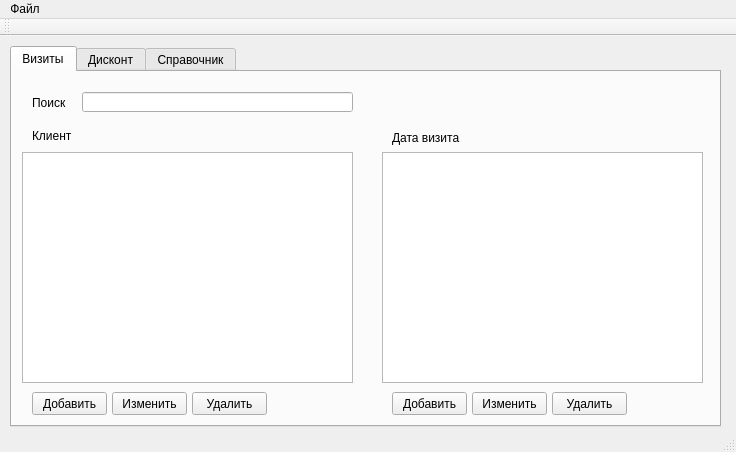
First picture: the form in Optika/mainwindow.ui, repository m0nk-tnd/luks, before the edit.
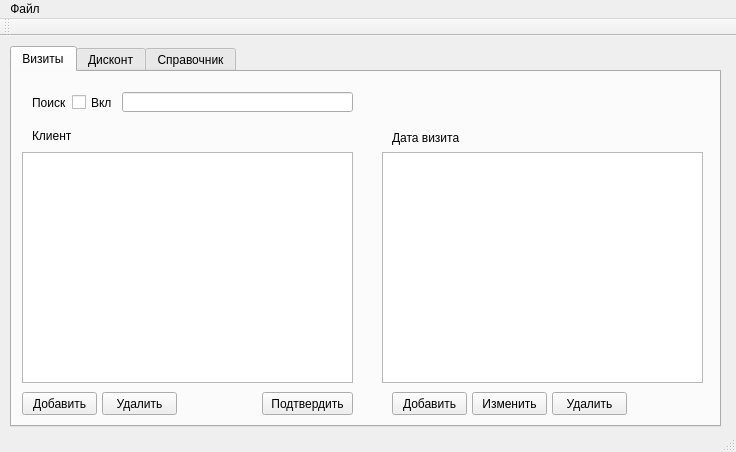
Second picture: the form after the edit. The open tabs and pages were chosen to show the change.

Diff of the .ui file:
```diff
--- a/Optika/mainwindow.ui
+++ b/Optika/mainwindow.ui
@@ -53,7 +53,7 @@
      <widget class="QPushButton" name="add_client_pushButton">
       <property name="geometry">
        <rect>
-        <x>20</x>
+        <x>10</x>
         <y>320</y>
         <width>75</width>
         <height>23</height>
@@ -66,20 +66,20 @@
      <widget class="QPushButton" name="change_client_pushButton">
       <property name="geometry">
        <rect>
-        <x>100</x>
+        <x>250</x>
         <y>320</y>
-        <width>75</width>
+        <width>91</width>
         <height>23</height>
        </rect>
       </property>
       <property name="text">
-       <string>Изменить</string>
+       <string>Подтвердить</string>
       </property>
      </widget>
      <widget class="QPushButton" name="delete_client_pushButton">
       <property name="geometry">
        <rect>
-        <x>180</x>
+        <x>90</x>
         <y>320</y>
         <width>75</width>
         <height>23</height>
@@ -157,9 +157,9 @@
      <widget class="QLineEdit" name="search_lineEdit">
       <property name="geometry">
        <rect>
-        <x>70</x>
+        <x>110</x>
         <y>20</y>
-        <width>271</width>
+        <width>231</width>
         <height>20</height>
        </rect>
       </property>
@@ -177,6 +177,19 @@
        <string>Поиск</string>
       </property>
      </widget>
+     <widget class="QCheckBox" name="search_checkBox">
+      <property name="geometry">
+       <rect>
+        <x>60</x>
+        <y>20</y>
+        <width>41</width>
+        <height>21</height>
+       </rect>
+      </property>
+      <property name="text">
+       <string>Вкл.</string>
+      </property>
+     </widget>
     </widget>
     <widget class="QWidget" name="tab_2">
      <attribute name="title">
```
Left out of the diff: 54 changed lines with no effect on the pictures.
